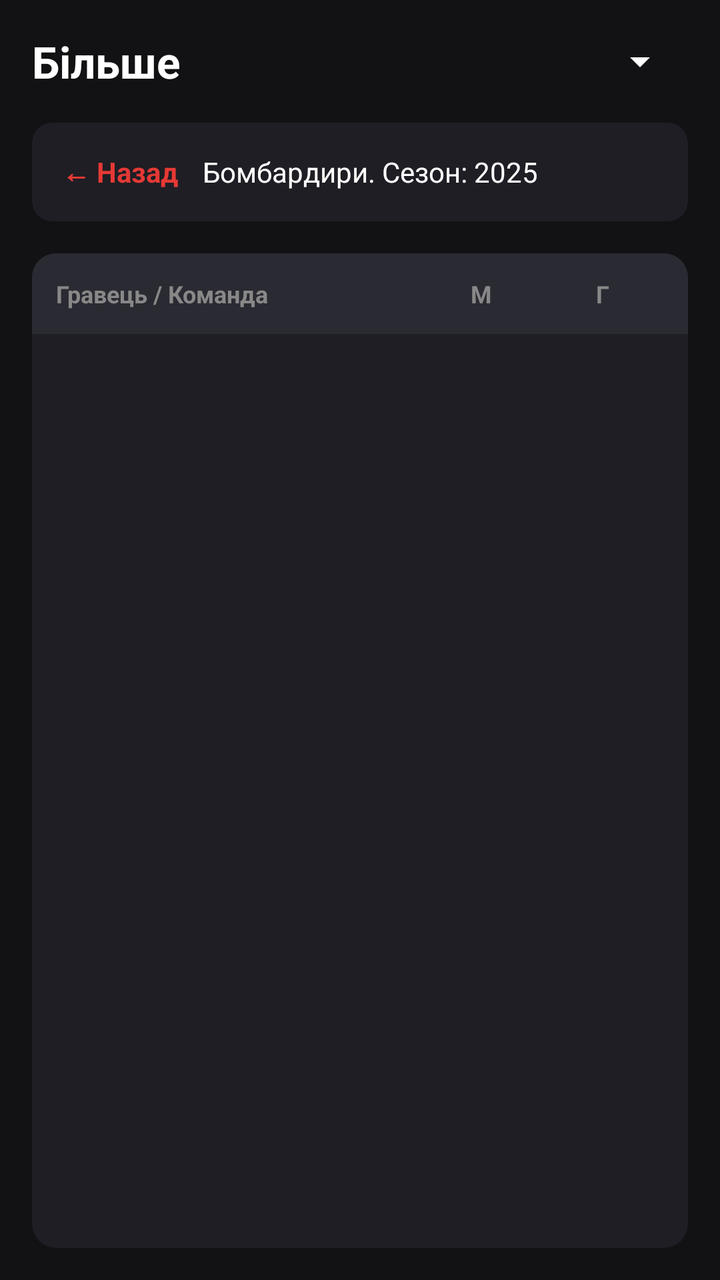
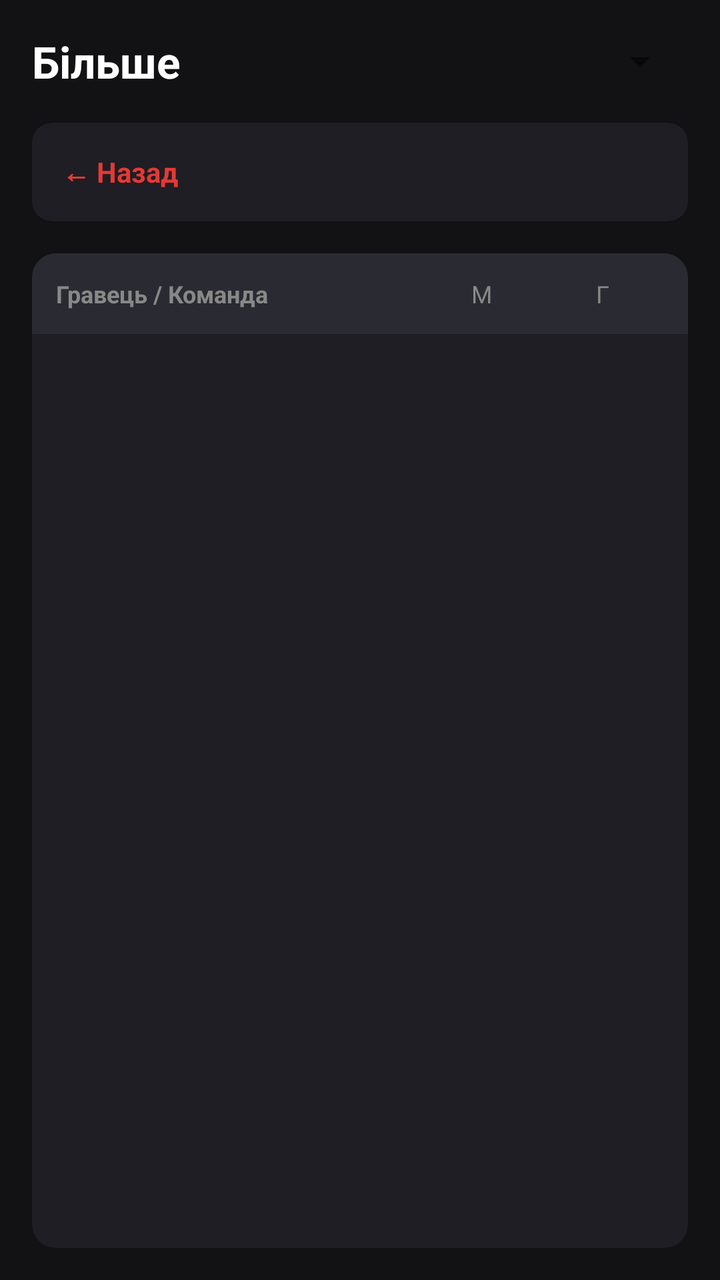

Two renders of the same Android screen: before a commit and after it. Below are the layout's source before the change and the commit's diff.
<!-- AndroidManifest.xml: application theme Theme.MAFFootball -->
<!-- res/layout/fragment_scorers.xml -->
<?xml version="1.0" encoding="utf-8"?>
<androidx.constraintlayout.widget.ConstraintLayout 
    xmlns:android="http://schemas.android.com/apk/res/android"
    xmlns:app="http://schemas.android.com/apk/res-auto"
    android:layout_width="match_parent"
    android:layout_height="match_parent"
    android:background="#121214">

    <TextView
        android:id="@+id/tvHeader"
        android:layout_width="wrap_content"
        android:layout_height="wrap_content"
        android:layout_marginStart="16dp"
        android:layout_marginTop="16dp"
        android:text="Більше"
        android:textColor="#FFFFFF"
        android:textSize="22sp"
        android:textStyle="bold"
        app:layout_constraintStart_toStartOf="parent"
        app:layout_constraintTop_toTopOf="parent" />

    <Spinner
        android:id="@+id/spinnerYear"
        android:layout_width="wrap_content"
        android:layout_height="wrap_content"
        android:layout_marginEnd="16dp"
        android:backgroundTint="#FFFFFF"
        app:layout_constraintBottom_toBottomOf="@+id/tvHeader"
        app:layout_constraintEnd_toEndOf="parent"
        app:layout_constraintTop_toTopOf="@+id/tvHeader" />

    <androidx.cardview.widget.CardView
        android:id="@+id/cardTitle"
        android:layout_width="match_parent"
        android:layout_height="wrap_content"
        android:layout_margin="16dp"
        app:cardBackgroundColor="#1E1E24"
        app:cardCornerRadius="10dp"
        app:cardElevation="0dp"
        app:layout_constraintTop_toBottomOf="@+id/tvHeader">

        <LinearLayout
            android:layout_width="match_parent"
            android:layout_height="wrap_content"
            android:gravity="center_vertical"
            android:padding="15dp">

            <TextView
                android:id="@+id/btnBack"
                android:layout_width="wrap_content"
                android:layout_height="wrap_content"
                android:text="← Назад"
                android:textColor="#E53935"
                android:textSize="14sp"
                android:textStyle="bold" />

            <TextView
                android:id="@+id/tvLeagueTitle"
                android:layout_width="wrap_content"
                android:layout_height="wrap_content"
                android:layout_marginStart="12dp"
                android:text="Бомбардири. Сезон: 2025"
                android:textColor="#FFFFFF"
                android:textSize="14sp" />
        </LinearLayout>
    </androidx.cardview.widget.CardView>

    <androidx.cardview.widget.CardView
        android:layout_width="match_parent"
        android:layout_height="0dp"
        android:layout_margin="16dp"
        app:cardBackgroundColor="#1E1E24"
        app:cardCornerRadius="12dp"
        app:cardElevation="0dp"
        app:layout_constraintBottom_toBottomOf="parent"
        app:layout_constraintTop_toBottomOf="@+id/cardTitle">

        <LinearLayout
            android:layout_width="match_parent"
            android:layout_height="match_parent"
            android:orientation="vertical">

            <LinearLayout
                android:layout_width="match_parent"
                android:layout_height="wrap_content"
                android:background="#2A2A32"
                android:padding="12dp">

                <TextView
                    android:layout_width="0dp"
                    android:layout_height="wrap_content"
                    android:layout_weight="3"
                    android:text="Гравець / Команда"
                    android:textColor="#888888"
                    android:textSize="12sp"
                    android:textStyle="bold" />

                <TextView
                    android:layout_width="0dp"
                    android:layout_height="wrap_content"
                    android:layout_weight="1"
                    android:gravity="center"
                    android:text="М"
                    android:textColor="#888888"
                    android:textSize="12sp"
                    android:textStyle="bold" />

                <TextView
                    android:layout_width="0dp"
                    android:layout_height="wrap_content"
                    android:layout_weight="1"
                    android:gravity="center"
                    android:text="Г"
                    android:textColor="#888888"
                    android:textSize="12sp"
                    android:textStyle="bold" />
            </LinearLayout>

            <androidx.recyclerview.widget.RecyclerView
                android:id="@+id/rvScorers"
                android:layout_width="match_parent"
                android:layout_height="match_parent" />

            <TextView
                android:id="@+id/tvEmpty"
                android:layout_width="match_parent"
                android:layout_height="match_parent"
                android:gravity="center"
                android:text="Дані відсутні"
                android:textColor="#666666"
                android:visibility="gone" />
        </LinearLayout>
    </androidx.cardview.widget.CardView>

</androidx.constraintlayout.widget.ConstraintLayout>
<!-- resources referenced by this layout -->
<resources>
  <style name="Theme.MAFFootball" parent="Theme.MaterialComponents.DayNight.NoActionBar">
          <item name="colorPrimary">#007c3d</item>
          <item name="colorPrimaryVariant">#004d26</item>
          <item name="colorOnPrimary">@android:color/white</item>
          
          <item name="colorSecondary">#007c3d</item>
          <item name="colorOnSecondary">@android:color/white</item>
  
          <item name="android:statusBarColor">#007c3d</item>
          <item name="android:windowBackground">#007c3d</item>
      </style>
</resources>

<!-- the commit's change to res/layout/fragment_scorers.xml (unified diff, before → after) -->
@@ -1,17 +1,15 @@
 <?xml version="1.0" encoding="utf-8"?>
-<androidx.constraintlayout.widget.ConstraintLayout 
-    xmlns:android="http://schemas.android.com/apk/res/android"
+<androidx.constraintlayout.widget.ConstraintLayout xmlns:android="http://schemas.android.com/apk/res/android"
     xmlns:app="http://schemas.android.com/apk/res-auto"
     android:layout_width="match_parent"
     android:layout_height="match_parent"
     android:background="#121214">
 
     <TextView
-        android:id="@+id/tvHeader"
+        android:id="@+id/tvHeaderMain"
         android:layout_width="wrap_content"
         android:layout_height="wrap_content"
-        android:layout_marginStart="16dp"
-        android:layout_marginTop="16dp"
+        android:layout_margin="16dp"
         android:text="Більше"
         android:textColor="#FFFFFF"
         android:textSize="22sp"
@@ -24,42 +22,37 @@
         android:layout_width="wrap_content"
         android:layout_height="wrap_content"
         android:layout_marginEnd="16dp"
-        android:backgroundTint="#FFFFFF"
-        app:layout_constraintBottom_toBottomOf="@+id/tvHeader"
+        app:layout_constraintBottom_toBottomOf="@id/tvHeaderMain"
         app:layout_constraintEnd_toEndOf="parent"
-        app:layout_constraintTop_toTopOf="@+id/tvHeader" />
+        app:layout_constraintTop_toTopOf="@id/tvHeaderMain" />
 
     <androidx.cardview.widget.CardView
-        android:id="@+id/cardTitle"
+        android:id="@+id/headerCard"
         android:layout_width="match_parent"
         android:layout_height="wrap_content"
         android:layout_margin="16dp"
         app:cardBackgroundColor="#1E1E24"
         app:cardCornerRadius="10dp"
         app:cardElevation="0dp"
-        app:layout_constraintTop_toBottomOf="@+id/tvHeader">
+        app:layout_constraintTop_toBottomOf="@id/tvHeaderMain">
 
         <LinearLayout
             android:layout_width="match_parent"
             android:layout_height="wrap_content"
-            android:gravity="center_vertical"
-            android:padding="15dp">
-
+            android:padding="15dp"
+            android:gravity="center_vertical">
             <TextView
                 android:id="@+id/btnBack"
                 android:layout_width="wrap_content"
                 android:layout_height="wrap_content"
                 android:text="← Назад"
                 android:textColor="#E53935"
-                android:textSize="14sp"
                 android:textStyle="bold" />
-
             <TextView
                 android:id="@+id/tvLeagueTitle"
                 android:layout_width="wrap_content"
                 android:layout_height="wrap_content"
-                android:layout_marginStart="12dp"
-                android:text="Бомбардири. Сезон: 2025"
+                android:layout_marginStart="10dp"
                 android:textColor="#FFFFFF"
                 android:textSize="14sp" />
         </LinearLayout>
@@ -73,63 +66,49 @@
         app:cardCornerRadius="12dp"
         app:cardElevation="0dp"
         app:layout_constraintBottom_toBottomOf="parent"
-        app:layout_constraintTop_toBottomOf="@+id/cardTitle">
+        app:layout_constraintTop_toBottomOf="@id/headerCard">
 
-        <LinearLayout
+        <FrameLayout
             android:layout_width="match_parent"
-            android:layout_height="match_parent"
-            android:orientation="vertical">
+            android:layout_height="match_parent">
 
             <LinearLayout
                 android:layout_width="match_parent"
-                android:layout_height="wrap_content"
-                android:background="#2A2A32"
-                android:padding="12dp">
+                android:layout_height="match_parent"
+                android:orientation="vertical">
+                
+                <LinearLayout
+                    android:layout_width="match_parent"
+                    android:layout_height="wrap_content"
+                    android:background="#2A2A32"
+                    android:padding="12dp">
+                    <TextView android:layout_width="0dp" android:layout_height="wrap_content" android:layout_weight="3" android:text="Гравець / Команда" android:textColor="#888" android:textSize="12sp" android:textStyle="bold" />
+                    <TextView android:layout_width="0dp" android:layout_height="wrap_content" android:layout_weight="1" android:text="М" android:gravity="center" android:textColor="#888" android:textSize="12sp" />
+                    <TextView android:layout_width="0dp" android:layout_height="wrap_content" android:layout_weight="1" android:text="Г" android:gravity="center" android:textColor="#888" android:textSize="12sp" />
+                </LinearLayout>
 
-                <TextView
-                    android:layout_width="0dp"
-                    android:layout_height="wrap_content"
-                    android:layout_weight="3"
-                    android:text="Гравець / Команда"
-                    android:textColor="#888888"
-                    android:textSize="12sp"
-                    android:textStyle="bold" />
-
-                <TextView
-                    android:layout_width="0dp"
-                    android:layout_height="wrap_content"
-                    android:layout_weight="1"
-                    android:gravity="center"
-                    android:text="М"
-                    android:textColor="#888888"
-                    android:textSize="12sp"
-                    android:textStyle="bold" />
-
-                <TextView
-                    android:layout_width="0dp"
-                    android:layout_height="wrap_content"
-                    android:layout_weight="1"
-                    android:gravity="center"
-                    android:text="Г"
-                    android:textColor="#888888"
-                    android:textSize="12sp"
-                    android:textStyle="bold" />
+                <androidx.recyclerview.widget.RecyclerView
+                    android:id="@+id/rvScorers"
+                    android:layout_width="match_parent"
+                    android:layout_height="match_parent" />
             </LinearLayout>
 
-            <androidx.recyclerview.widget.RecyclerView
-                android:id="@+id/rvScorers"
-                android:layout_width="match_parent"
-                android:layout_height="match_parent" />
+            <ProgressBar
+                android:id="@+id/progressBar"
+                android:layout_width="wrap_content"
+                android:layout_height="wrap_content"
+                android:layout_gravity="center"
+                android:visibility="gone" />
 
             <TextView
-                android:id="@+id/tvEmpty"
-                android:layout_width="match_parent"
-                android:layout_height="match_parent"
-                android:gravity="center"
-                android:text="Дані відсутні"
-                android:textColor="#666666"
+                android:id="@+id/tvEmptyState"
+                android:layout_width="wrap_content"
+                android:layout_height="wrap_content"
+                android:layout_gravity="center"
+                android:text="На даний момент дані відсутні"
+                android:textColor="#666"
                 android:visibility="gone" />
-        </LinearLayout>
+        </FrameLayout>
     </androidx.cardview.widget.CardView>
 
 </androidx.constraintlayout.widget.ConstraintLayout>
